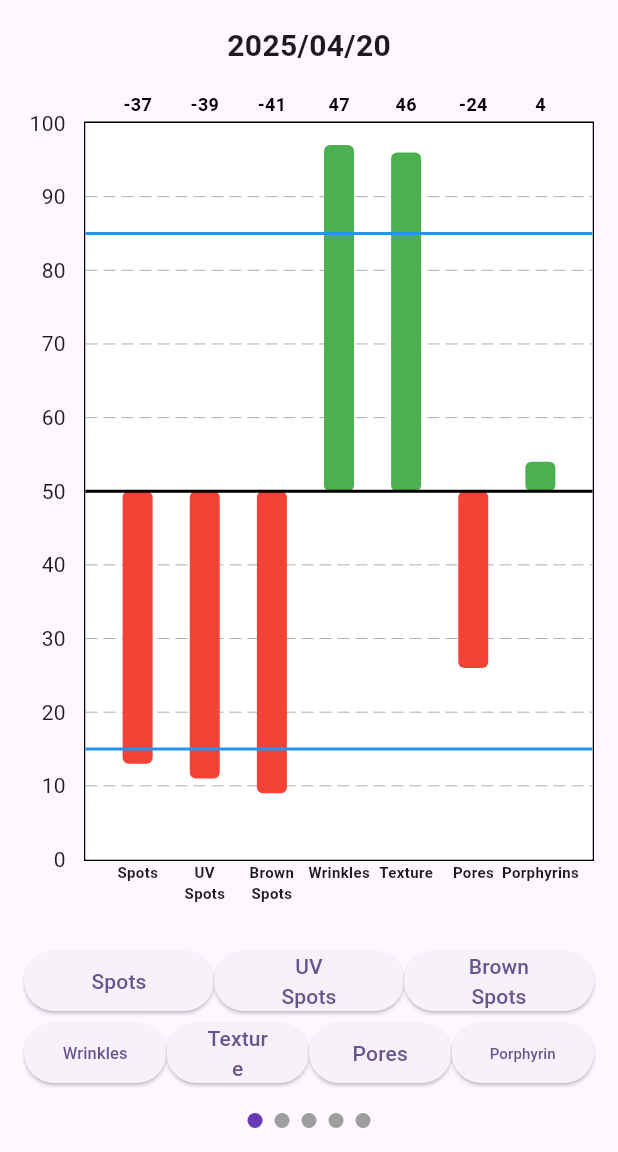
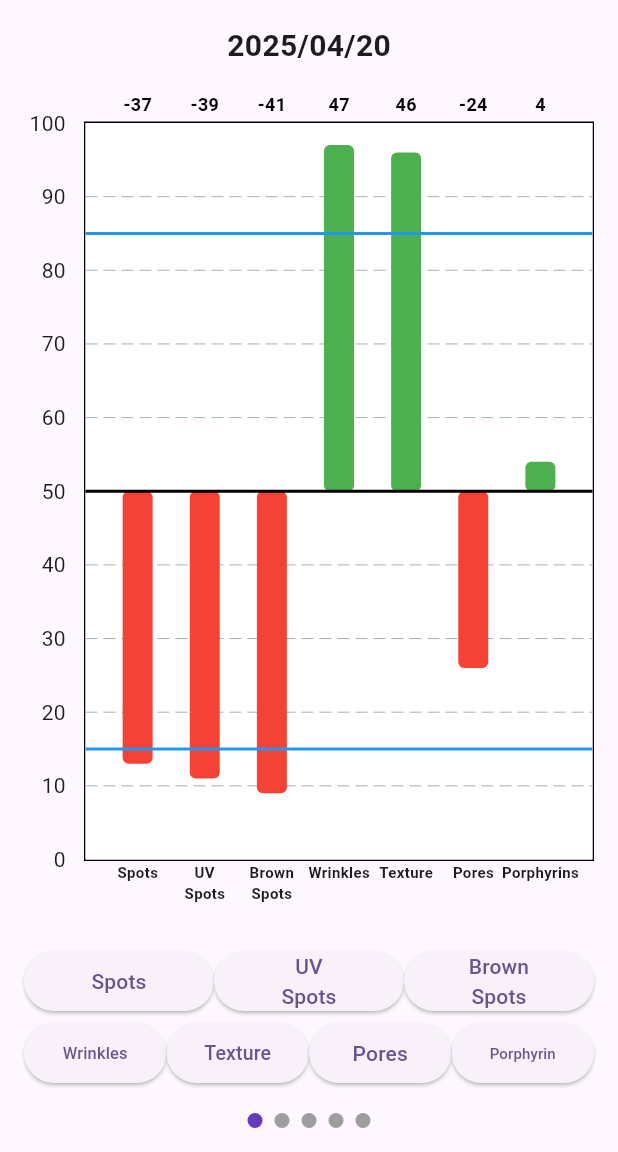
Before and after one commit to YukiMatsuoka0617/my_visia_result, a Flutter app: the screen it shows after launch, on a phone screen of 412 x 824 dp, the part 84-1236 px from its top. Run offline on Flutter 3.47's test engine with Material 3 defaults, Android fonts, the phone set to English and light mode, and no system bars; drawn by our look-alikes of auto_size_text, fl_chart, smooth_page_indicator.

Commit message:
Fix button Spec

```diff
--- a/lib/main.dart
+++ b/lib/main.dart
@@ -102,27 +102,36 @@ class _MyHomePageState extends State<MyHomePage> {
                 Expanded(
                   child: ElevatedButton(
                     onPressed: () {},
-                    child: Text(
+                    child: AutoSizeText(
                       labelData[0],
                       textAlign: TextAlign.center,
+                      maxLines: 1,
+                      minFontSize: 10,
+                      stepGranularity: 1,
                     ),
                   ),
                 ),
                 Expanded(
                   child: ElevatedButton(
                     onPressed: () {},
-                    child: Text(
+                    child: AutoSizeText(
                       labelData[1],
                       textAlign: TextAlign.center,
+                      maxLines: 2,
+                      minFontSize: 10,
+                      stepGranularity: 1,
                     ),
                   ),
                 ),
                 Expanded(
                   child: ElevatedButton(
                     onPressed: () {},
-                    child: Text(
+                    child: AutoSizeText(
                       labelData[2],
                       textAlign: TextAlign.center,
+                      maxLines: 2,
+                      minFontSize: 10,
+                      stepGranularity: 1,
                     ),
                   ),
                 ),
@@ -145,18 +154,24 @@ class _MyHomePageState extends State<MyHomePage> {
                 Expanded(
                   child: ElevatedButton(
                     onPressed: () {},
-                    child: Text(
+                    child: AutoSizeText(
                       labelData[4],
                       textAlign: TextAlign.center,
+                      maxLines: 1,
+                      minFontSize: 10,
+                      stepGranularity: 1,
                     ),
                   ),
                 ),
                 Expanded(
                   child: ElevatedButton(
                     onPressed: () {},
-                    child: Text(
+                    child: AutoSizeText(
                       labelData[5],
                       textAlign: TextAlign.center,
+                      maxLines: 1,
+                      minFontSize: 10,
+                      stepGranularity: 1,
                     ),
                   ),
                 ),
@@ -170,10 +185,6 @@ class _MyHomePageState extends State<MyHomePage> {
                       minFontSize: 10,
                       stepGranularity: 1,
                     ),
-                    // Text(
-                    //   labelData[6],
-                    //   textAlign: TextAlign.center,
-                    // ),
                   ),
                 ),
               ],
```
